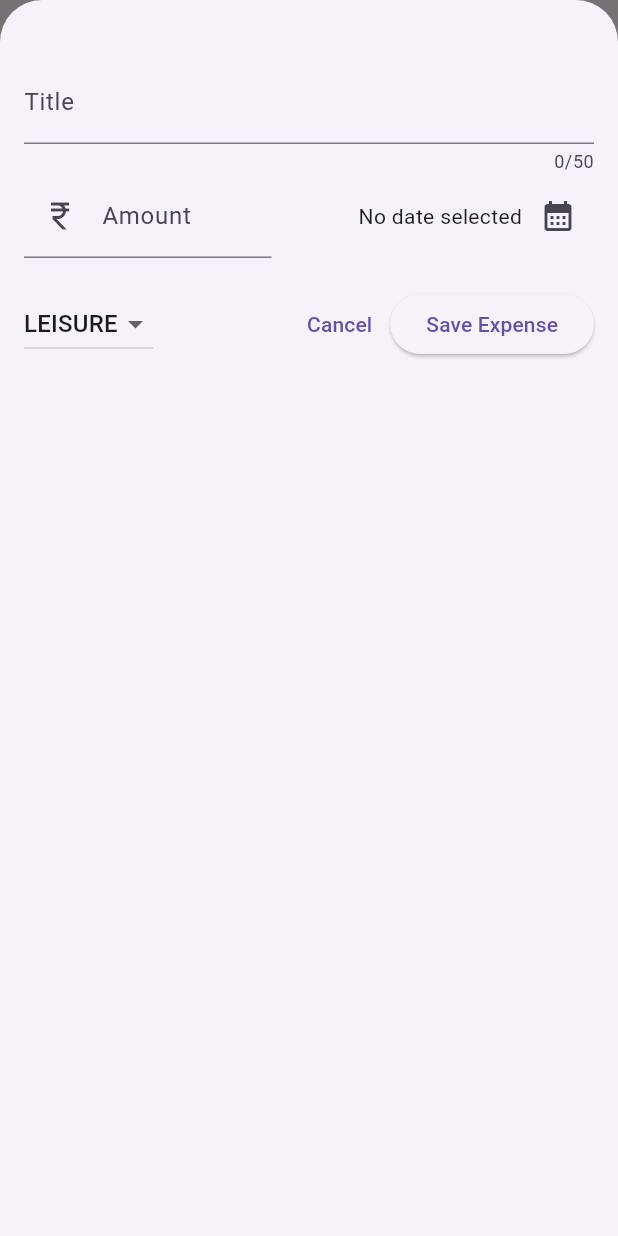
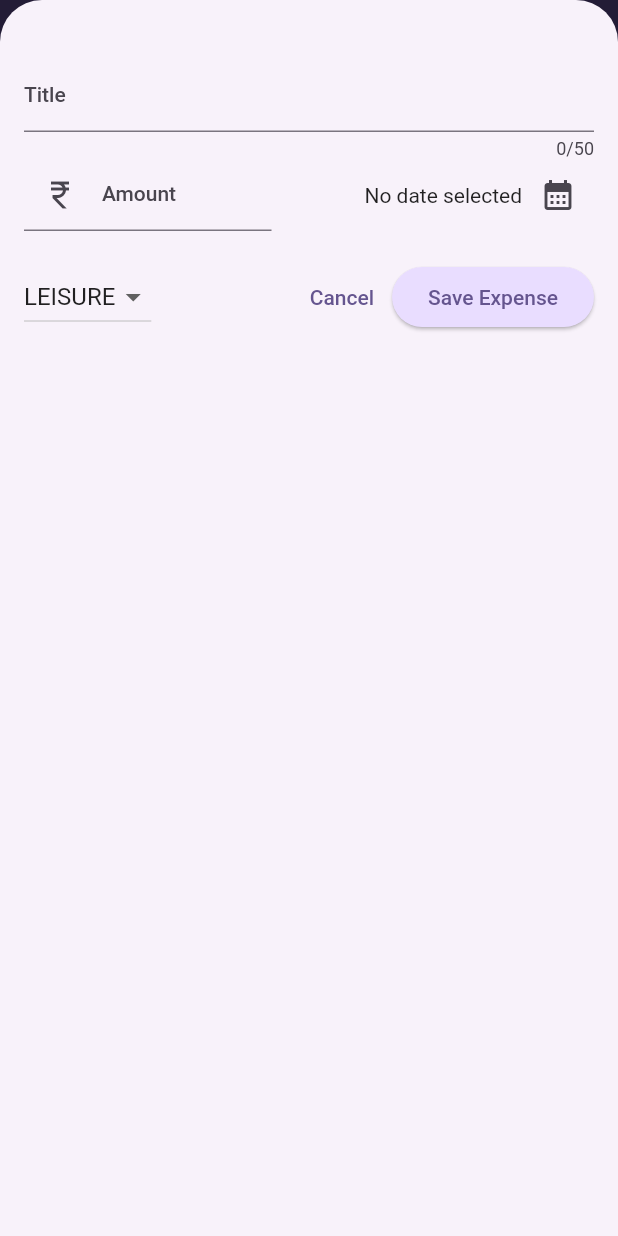
Before and after one commit to MukulTenguria/expenses, a Flutter app: the screen it shows after launch, after a tap on the "add" icon, on a phone screen of 412 x 824 dp. Run offline on Flutter 3.47's test engine with Material 2 defaults, Android fonts, the phone set to English and light mode, and no system bars.

Commit message:
added remove-by-swiping, snackbar and Theme

```diff
--- a/lib/main.dart
+++ b/lib/main.dart
@@ -1,11 +1,41 @@
 import 'package:flutter/material.dart';
 import 'package:expenses_tracker/widgets/expenses.dart';
 
+var kColorScheme = ColorScheme.fromSeed(
+  seedColor: Color.fromARGB(255, 96, 59, 181),
+);
 void main() {
   runApp(
     MaterialApp(
       home: const Expenses(),
-      theme: ThemeData(useMaterial3: true),
+      theme: ThemeData().copyWith(
+        useMaterial3: true,
+        colorScheme: kColorScheme,
+        appBarTheme: const AppBarTheme().copyWith(
+          backgroundColor: kColorScheme.onPrimaryContainer,
+          foregroundColor: kColorScheme.primaryContainer,
+        ),
+        cardTheme: const CardTheme().copyWith(
+          color: kColorScheme.secondaryContainer,
+          margin: const EdgeInsets.symmetric(
+            horizontal: 10,
+            vertical: 5,
+          ),
+          shadowColor: Colors.red,
+        ),
+        elevatedButtonTheme: ElevatedButtonThemeData(
+          style: ElevatedButton.styleFrom(
+            backgroundColor: kColorScheme.primaryContainer,
+          ),
+        ),
+        textTheme: ThemeData().textTheme.copyWith(
+              titleLarge: TextStyle(
+                fontWeight: FontWeight.bold,
+                color: kColorScheme.onSecondaryContainer,
+                fontSize: 16,
+              ),
+            ),
+      ),
     ),
   );
 }
--- a/lib/widgets/expenses.dart
+++ b/lib/widgets/expenses.dart
@@ -38,8 +38,39 @@ class _ExpensesState extends State<Expenses> {
     });
   }
 
+  void _removeExpense(Expense expense) {
+    final expenseIndex = _registeredExpenses.indexOf(expense);
+    setState(() {
+      _registeredExpenses.remove(expense);
+    });
+    //agar i se jyada item list se hatiege to ek ke baad ek barrs aae ge to iski madad se agar koi bar present hai to hat jae ga
+    ScaffoldMessenger.of(context).clearSnackBars();
+    ScaffoldMessenger.of(context).showSnackBar(
+      SnackBar(
+        duration: const Duration(seconds: 3),
+        content: const Text('Expense deleted'),
+        action: SnackBarAction(
+            label: 'Undo',
+            onPressed: () {
+              setState(() {
+                _registeredExpenses.insert(expenseIndex, expense);
+              });
+            }),
+      ),
+    );
+  }
+
   @override
   Widget build(context) {
+    Widget mainContent = const Center(
+      child: Text('No expenses found, Start adding some!'),
+    );
+    if (_registeredExpenses.isNotEmpty) {
+      mainContent = ExpensesList(
+        expenses: _registeredExpenses,
+        onRemoveExpense: _removeExpense,
+      );
+    }
     return Scaffold(
       //Toolbar with the add button
       appBar: AppBar(
@@ -54,9 +85,7 @@ class _ExpensesState extends State<Expenses> {
       body: Column(
         children: [
           const Text('This is a chart'),
-          Expanded(
-            child: ExpensesList(expenses: _registeredExpenses),
-          ),
+          Expanded(child: mainContent),
         ],
       ),
     );
--- a/lib/widgets/expenses_list/expense_item.dart
+++ b/lib/widgets/expenses_list/expense_item.dart
@@ -15,7 +15,10 @@ class ExpenseItem extends StatelessWidget {
           child: Column(
             crossAxisAlignment: CrossAxisAlignment.start,
             children: [
-              Text(expense.title),
+              Text(
+                expense.title,
+                style: Theme.of(context).textTheme.titleLarge,
+              ),
               const SizedBox(
                 height: 4,
               ),
--- a/lib/widgets/expenses_list/expenses_list.dart
+++ b/lib/widgets/expenses_list/expenses_list.dart
@@ -3,13 +3,31 @@ import 'package:expenses_tracker/widgets/expenses_list/expense_item.dart';
 import 'package:flutter/material.dart';
 
 class ExpensesList extends StatelessWidget {
-  const ExpensesList({super.key, required this.expenses});
+  const ExpensesList({
+    super.key,
+    required this.expenses,
+    required this.onRemoveExpense,
+  });
 
   final List<Expense> expenses;
+  final void Function(Expense expense) onRemoveExpense;
   @override
   Widget build(context) {
     return ListView.builder(
-      itemBuilder: (ctx, index) =>  ExpenseItem(expenses[index]),
+      itemBuilder: (ctx, index) => Dismissible(
+        //ValueKey is use for creating uniquely identyfying the widget
+        key: ValueKey(expenses[index]),
+        background: Container(
+          color: Theme.of(context).colorScheme.error.withOpacity(0.09),
+          //  it will not be applied bs'e we alreadyy set margin of card in main.dart for this container  so we have to take margin from cardTheme
+          // margin: EdgeInsets.symmetric( horizontal: 16,),
+          margin: Theme.of(context).cardTheme.margin,
+        ), //colorScheme will take the colorScheme which contain one seed color
+        onDismissed: (direction) {
+          onRemoveExpense(expenses[index]);
+        },
+        child: ExpenseItem(expenses[index]),
+      ),
       itemCount: expenses.length,
     );
   }
```
